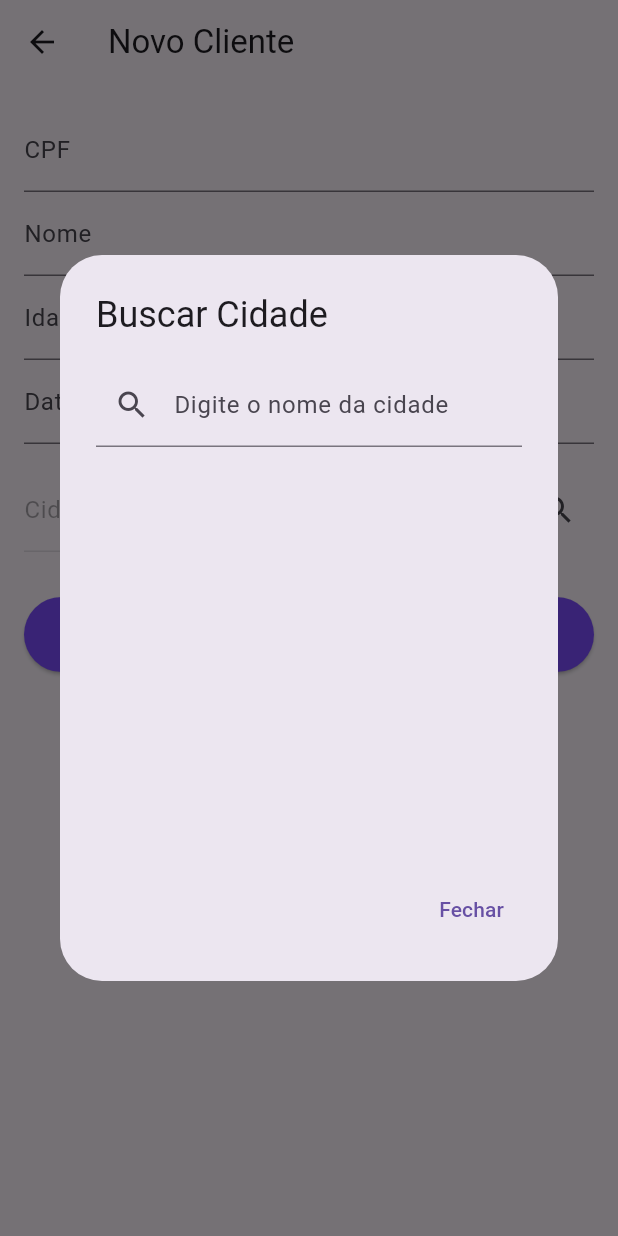
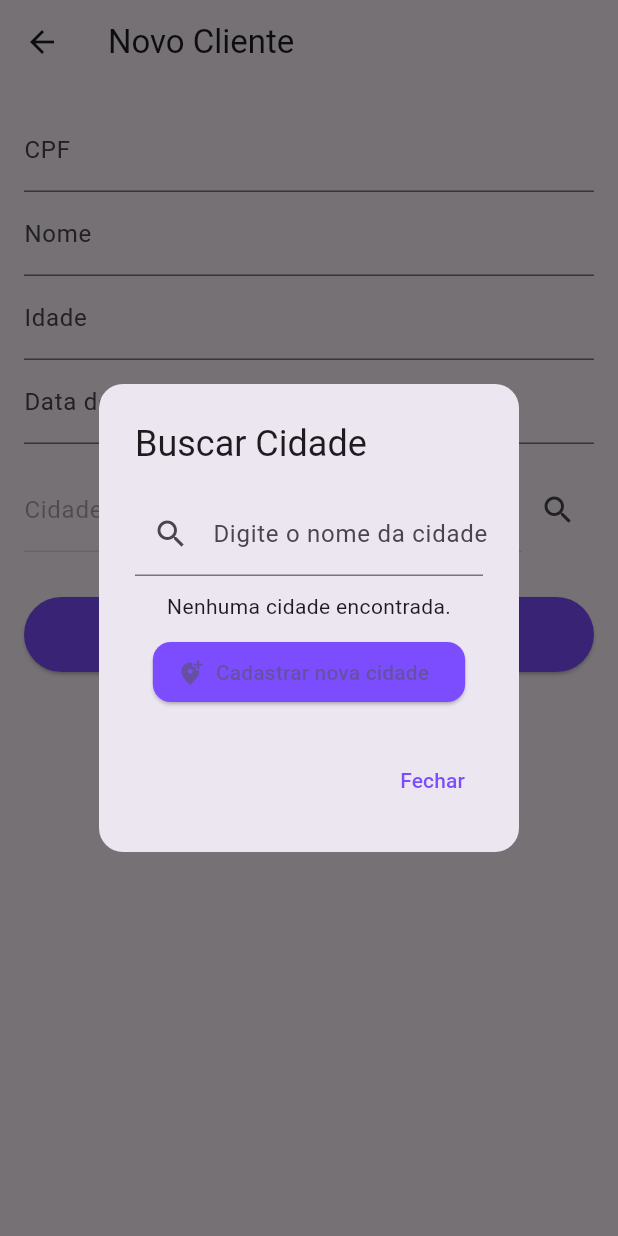
Before and after one commit to andreghenssler2/aula101125, a Flutter app: the CadastroClientePage screen opened directly, after a tap on the "search" icon, on a phone screen of 412 x 824 dp. Run offline on Flutter 3.47's test engine with Material 3 defaults, Android fonts, the phone set to English and light mode, and no system bars; our stand-ins replace sqflite; accounts and stored records are empty.

```diff
--- a/lib/main.dart
+++ b/lib/main.dart
@@ -3,7 +3,10 @@ import 'package:flutter/material.dart';
 import 'package:provider/provider.dart';
 import 'viewmodel/cliente_viewmodel.dart';
 import 'viewmodel/cidade_viewmodel.dart';
+
 import 'repository/cliente_repository.dart';
+
+import 'view/cadastro_cidade_page.dart'; // <-- adicione isso
 import 'db/db_helper.dart';
 
 // Ponto de entrada da aplicação
@@ -40,6 +43,9 @@ class MyApp extends StatelessWidget {
       title: 'Cadastro de Clientes (MVVM + SQLite)',
       theme: ThemeData(primarySwatch: Colors.blue),
       home: const ListaClientesPage(),
+      routes: {
+        '/cadastroCidade': (context) => const CadastroCidadePage(), // <-- adicione esta linha
+      },
     );
   }
 }
--- a/lib/view/cadastro_cliente_page.dart
+++ b/lib/view/cadastro_cliente_page.dart
@@ -65,14 +65,15 @@ class _CadastroClientePageState extends State<CadastroClientePage> {
           void filtrar(String texto) {
             setStateDialog(() {
               listaFiltrada = cidadeViewModel.cidades
-                  .where((c) => c.nomeCidade
-                      .toLowerCase()
-                      .contains(texto.toLowerCase()))
+                  .where((c) =>
+                      c.nomeCidade.toLowerCase().contains(texto.toLowerCase()))
                   .toList();
             });
           }
 
           return AlertDialog(
+            shape:
+                RoundedRectangleBorder(borderRadius: BorderRadius.circular(16)),
             title: const Text('Buscar Cidade'),
             content: Column(
               mainAxisSize: MainAxisSize.min,
@@ -86,6 +87,31 @@ class _CadastroClientePageState extends State<CadastroClientePage> {
                   onChanged: filtrar,
                 ),
                 const SizedBox(height: 10),
+
+                // Aqui a mágica:
+                if (listaFiltrada.isEmpty)
+                  Column(
+                    children: [
+                      const Text('Nenhuma cidade encontrada.'),
+                      const SizedBox(height: 10),
+                      ElevatedButton.icon(
+                        onPressed: () async {
+                          Navigator.pop(context); // Fecha o diálogo atual
+                          // Abre a tela de cadastro de cidade
+                          await Navigator.pushNamed(context, '/cadastroCidade');
+                        },
+                        icon: const Icon(Icons.add_location_alt),
+                        label: const Text('Cadastrar nova cidade'),
+                        style: ElevatedButton.styleFrom(
+                          backgroundColor: Colors.deepPurpleAccent,
+                          shape: RoundedRectangleBorder(
+                            borderRadius: BorderRadius.circular(12),
+                          ),
+                        ),
+                      ),
+                    ],
+                  )
+                else
                   SizedBox(
                     height: 250,
                     width: double.maxFinite,
@@ -97,6 +123,10 @@ class _CadastroClientePageState extends State<CadastroClientePage> {
                           title: Text(cidade.nomeCidade),
                           trailing: ElevatedButton(
                             onPressed: () => Navigator.pop(context, cidade),
+                            style: ElevatedButton.styleFrom(
+                              backgroundColor: Colors.deepPurpleAccent,
+                              minimumSize: const Size(90, 36),
+                            ),
                             child: const Text('Selecionar'),
                           ),
                         );
@@ -108,7 +138,10 @@ class _CadastroClientePageState extends State<CadastroClientePage> {
             actions: [
               TextButton(
                 onPressed: () => Navigator.pop(context),
-                child: const Text('Fechar'),
+                child: const Text(
+                  'Fechar',
+                  style: TextStyle(color: Colors.deepPurpleAccent),
+                ),
               ),
             ],
           );
@@ -123,6 +156,7 @@ class _CadastroClientePageState extends State<CadastroClientePage> {
       });
     }
   }
+
 
   void _salvar() async {
     if (!_formKey.currentState!.validate()) return;
```
Lines whose indentation alone changed are shown as unchanged.
